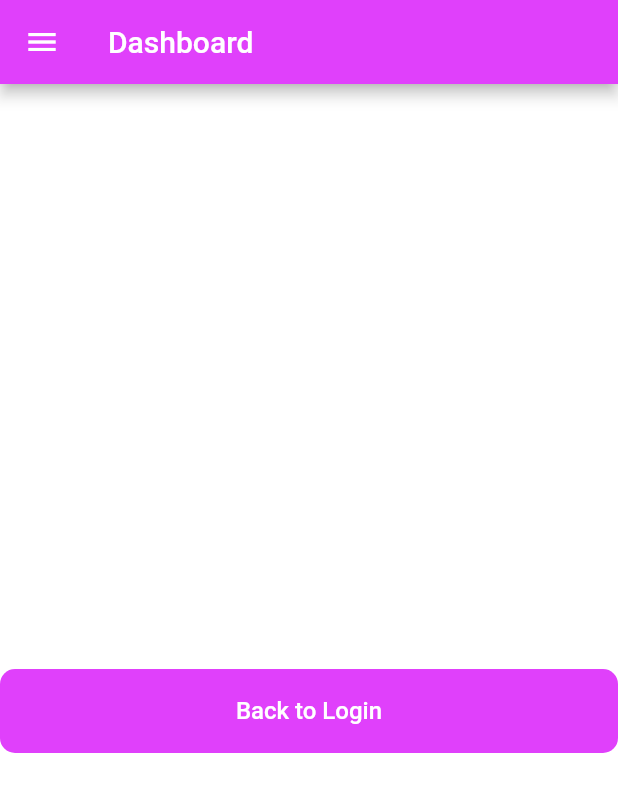
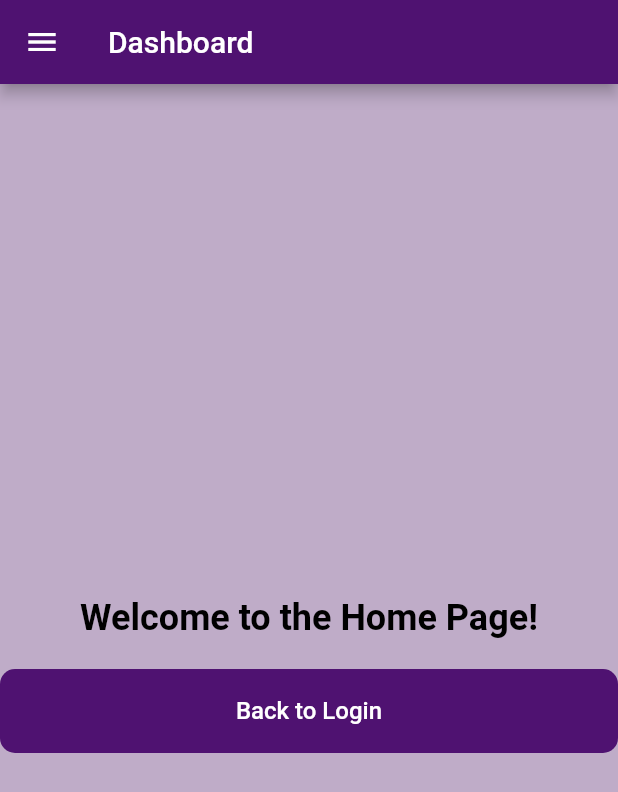
Before and after one commit to Juiceyyyy/UniPay, a Flutter app: the HomePage screen opened directly, on a phone screen of 412 x 824 dp. Shown: the top 792 px of the screen. Run offline on Flutter 3.47's test engine with Material 2 defaults, Android fonts, the phone set to English and light mode, and no system bars; our stand-ins replace cloud_firestore, firebase_auth, firebase_core, flutter_svg, google_sign_in, local_auth; accounts and stored records are empty.

Commit message:
Updated Color Palettes

```diff
--- a/lib/Screens/Home/home_page.dart
+++ b/lib/Screens/Home/home_page.dart
@@ -1,22 +1,25 @@
 import 'package:firebase_auth/firebase_auth.dart';
 import 'package:flutter/material.dart';
 import 'package:unipay/Screens/Login/login_screen.dart';
+import 'package:unipay/constants.dart';
 
 class HomePage extends StatelessWidget {
   @override
   Widget build(BuildContext context) {
     return Scaffold(
+      backgroundColor: color12,
       appBar: AppBar(
         title: Text('Dashboard'),
-        backgroundColor: Colors.purpleAccent,
+        backgroundColor: color15,
       ),
       drawer: Drawer(
+        backgroundColor: color12,
         child: ListView(
           padding: EdgeInsets.zero,
           children: <Widget>[
             DrawerHeader(
               decoration: BoxDecoration(
-                color: Colors.purpleAccent,
+                color: color15,
               ),
               child: Text(
                 'Menu',
@@ -68,7 +71,7 @@ class HomePage extends StatelessWidget {
               SizedBox(height: 20),
               Text(
                 'Welcome to the Home Page!',
-                style: TextStyle(fontSize: 24.0, fontWeight: FontWeight.bold, color: Colors.white),
+                style: TextStyle(fontSize: 24.0, fontWeight: FontWeight.bold, color: Colors.black),
               ),
               SizedBox(height: 20),
               ElevatedButton(
@@ -76,7 +79,7 @@ class HomePage extends StatelessWidget {
                   _signOut(context); // Call the _signOut function when the button is pressed
                 },
                 style: ElevatedButton.styleFrom(
-                  primary: Colors.purpleAccent, // Setting the button color to deep orange
+                  backgroundColor: color15, // Setting the button color to primary
                   padding: EdgeInsets.symmetric(vertical: 16.0),
                   shape: RoundedRectangleBorder(
                     borderRadius: BorderRadius.circular(10.0),
```
Also changed, not shown: lib/constants.dart (+15 -0 lines), 1 other file.
